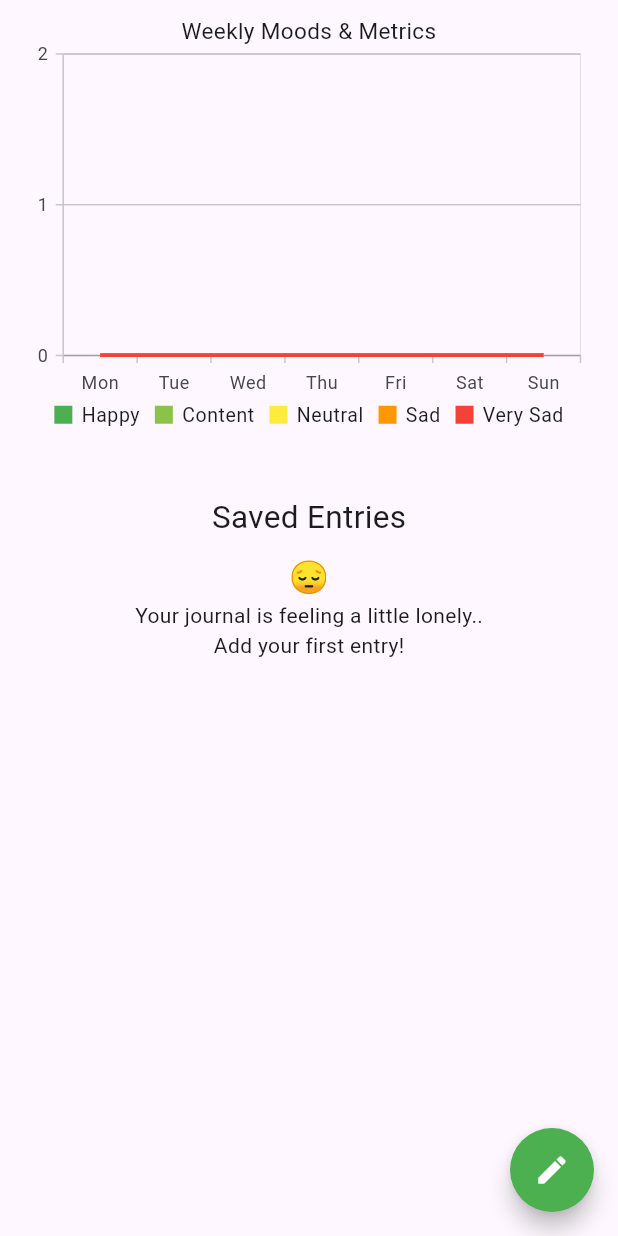
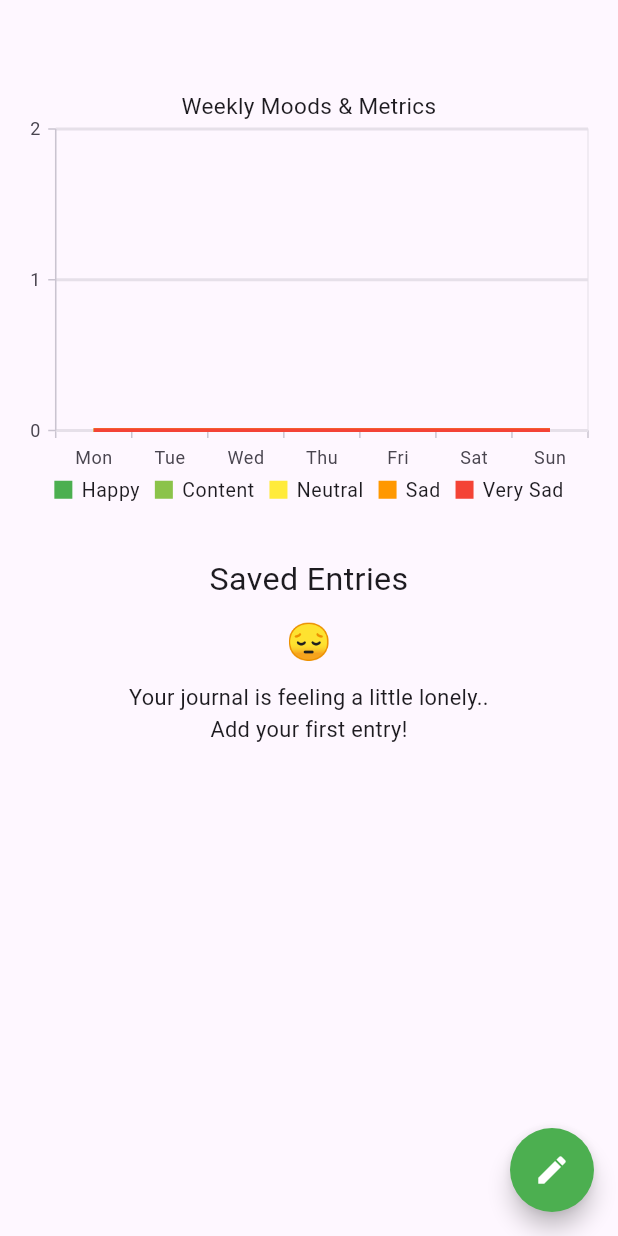
Before and after one commit to gianworks/emotiary, a Flutter app: the screen it shows after launch, on a phone screen of 412 x 824 dp. Run offline on Flutter 3.47's test engine with Material 3 defaults, Android fonts, the phone set to English and light mode, and no system bars; our stand-ins replace shared_preferences, syncfusion_flutter_charts.

Commit message:
Enhance UI for saved entries with improved layout and styling

```diff
--- a/lib/Screens/home_screen.dart
+++ b/lib/Screens/home_screen.dart
@@ -125,9 +125,11 @@ class _HomeScreenState extends State<HomeScreen> {
         child: Icon(Icons.edit, color: Colors.white)
       ),
       body: ListView(
-        children: [
+        children: <Widget>[
+          const SizedBox(height: 50),
+
           Padding(
-            padding: EdgeInsets.symmetric(horizontal: 15),
+            padding: EdgeInsets.symmetric(horizontal: 10),
             child: SfCartesianChart(
               title: ChartTitle(text: "Weekly Moods & Metrics"),
               legend: Legend(
@@ -141,10 +143,7 @@ class _HomeScreenState extends State<HomeScreen> {
               ),
               primaryYAxis: NumericAxis(
                 interval: 1,
-                majorGridLines: MajorGridLines(
-                  width: 1,
-                  color: Color.fromARGB(50, 0, 0, 0)
-                )
+                majorGridLines: MajorGridLines(width: 2)
               ),
               series: <CartesianSeries>[
                 _moodSeries("Happy", Colors.green),
@@ -153,48 +152,64 @@ class _HomeScreenState extends State<HomeScreen> {
                 _moodSeries("Sad", Colors.orange),
                 _moodSeries("Very Sad", Colors.red)
               ]
-            ),
+            )
           ),
 
-          SizedBox(height: 30),
+          const SizedBox(height: 20),
 
-          Column(
-            children: [
-              Text("Saved Entries", style: TextStyle(fontSize: 21)),
-              SizedBox(height: 10),
+          Text("Saved Entries", style: TextStyle(fontSize: 21.5), textAlign: TextAlign.center),
+
+          const SizedBox(height: 10),
+
           if (_entries.isNotEmpty) ...[
             ListView.builder(
               shrinkWrap: true,
               physics: NeverScrollableScrollPhysics(),
               itemCount: _entries.length,
-                  itemBuilder: (context, index) {
+              itemBuilder: (BuildContext context, int index) {
                 final int reverseIndex = _entries.length - 1 - index;
                 final Map entry = _entries[reverseIndex];
+
+                final String entryEmoji = entry["emoji"];
+                final String entryTitle = entry["title"];
+                final String entryBody = entry["body"];
+                final String entryDate = entry["date"];
+
                 return Card(
-                      margin: EdgeInsets.symmetric(vertical: 5, horizontal: 20),
+                  margin: EdgeInsets.symmetric(vertical: 6, horizontal: 28),
                   child: ListTile(
-                        leading: Text(entry["emoji"], style: TextStyle(fontSize: 30)),
-                        title: Text(entry["title"]),
-                        subtitle: Text("${entry["date"]}"),
-                        trailing: Icon(Icons.arrow_forward),
+                    leading: Text(entryEmoji, style: TextStyle(fontSize: 30)),
+                    title: Column(
+                      crossAxisAlignment: CrossAxisAlignment.start,
+                      children: <Widget>[
+                        Text(entryTitle, style: TextStyle(fontSize: 18)),
+                        Text(entryBody, style: TextStyle(fontSize: 14.5), maxLines: 5, overflow: TextOverflow.ellipsis)
+                      ]
+                    ),
+                    subtitle: Text("\n$entryDate", style: TextStyle(fontSize: 14.5)),
+                    trailing: Icon(Icons.arrow_right_rounded, size: 38, color: Colors.grey),
                     onTap: () => _goToViewEntryScreen(entry)
-                      ),
+                  )
                 );
               }
             ),
-                SizedBox(height: 20),
-                ElevatedButton(
+
+            const SizedBox(height: 50),
+
+            Center(
+              child: ElevatedButton(
+                style: ElevatedButton.styleFrom(backgroundColor: Colors.redAccent),
                 onPressed: _showDeleteEntriesDialog,
-                  child: Text("Delete Entries"),
+                child: Text("Delete Entries", style: TextStyle(color: Colors.white))
+              )
             )
           ]
+
           else ...[
-                Center(child: Text("😔", style: TextStyle(fontSize: 21))),
-                Center(child: Text("Your journal is feeling a little lonely..")),
-                Center(child: Text("Add your first entry!"))
+            Text("😔", style: TextStyle(fontSize: 24), textAlign: TextAlign.center),
+            const SizedBox(height: 10),
+            Text("Your journal is feeling a little lonely..\nAdd your first entry!", style: TextStyle(fontSize: 14.5), textAlign: TextAlign.center)
           ]
-            ]
-          )
         ]
       )
     );
```
Lines whose indentation alone changed are shown as unchanged.
